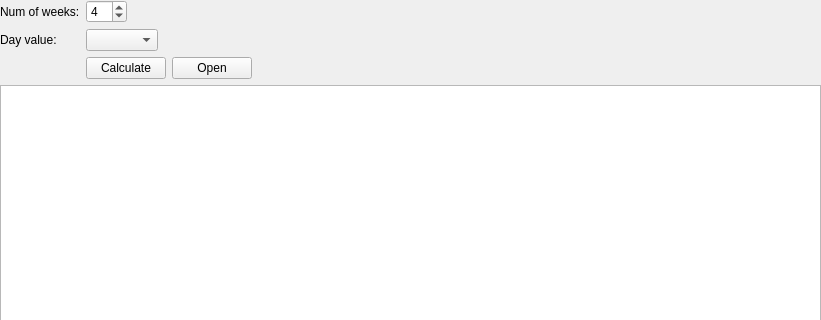
The window that src/stockmonitor/ui/widget/tool/daywidget.ui (anetczuk/stock-monitor) describes before a commit, drawn with Qt 5; both pictures show x 0 to 821 and y 0 to 320 of the 821 by 666 pixel window.
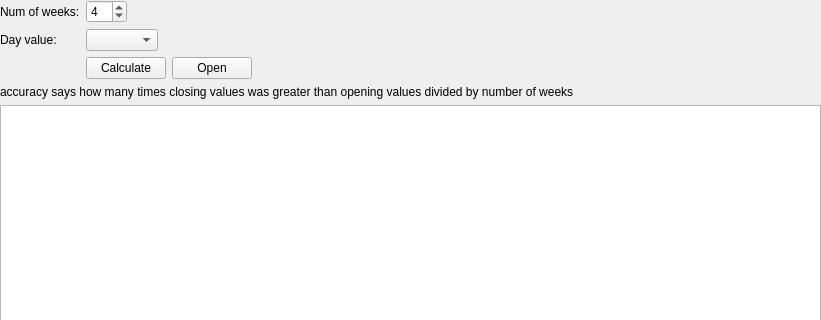
The same window after the commit. Custom widgets are drawn as their Qt base class.

Diff of the .ui file:
```diff
--- a/src/stockmonitor/ui/widget/tool/daywidget.ui
+++ b/src/stockmonitor/ui/widget/tool/daywidget.ui
@@ -13,7 +13,7 @@
   <property name="windowTitle">
    <string>Day</string>
   </property>
-  <layout class="QVBoxLayout" name="verticalLayout" stretch="0,0">
+  <layout class="QVBoxLayout" name="verticalLayout" stretch="0,0,0">
    <property name="leftMargin">
     <number>0</number>
    </property>
@@ -122,6 +122,13 @@
      </item>
     </layout>
    </item>
+   <item>
+    <widget class="QLabel" name="label_2">
+     <property name="text">
+      <string>accuracy says how many times closing values was greater than opening values divided by number of weeks</string>
+     </property>
+    </widget>
+   </item>
    <item>
     <widget class="ToolStockTable" name="stockTable"/>
    </item>
```
